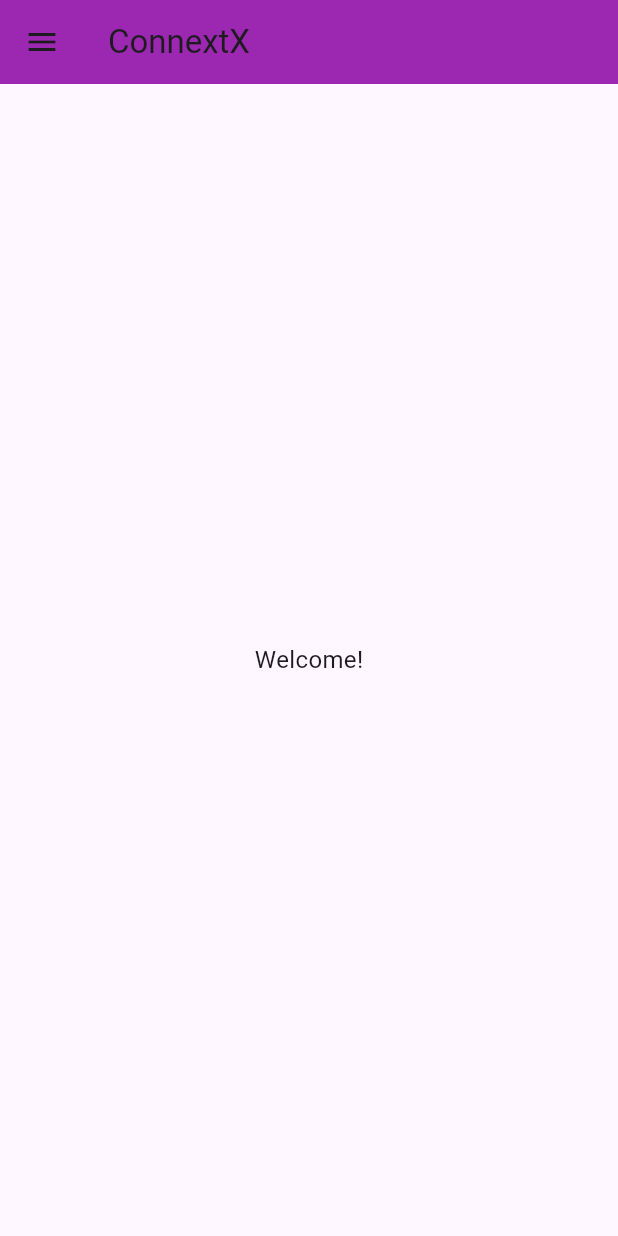
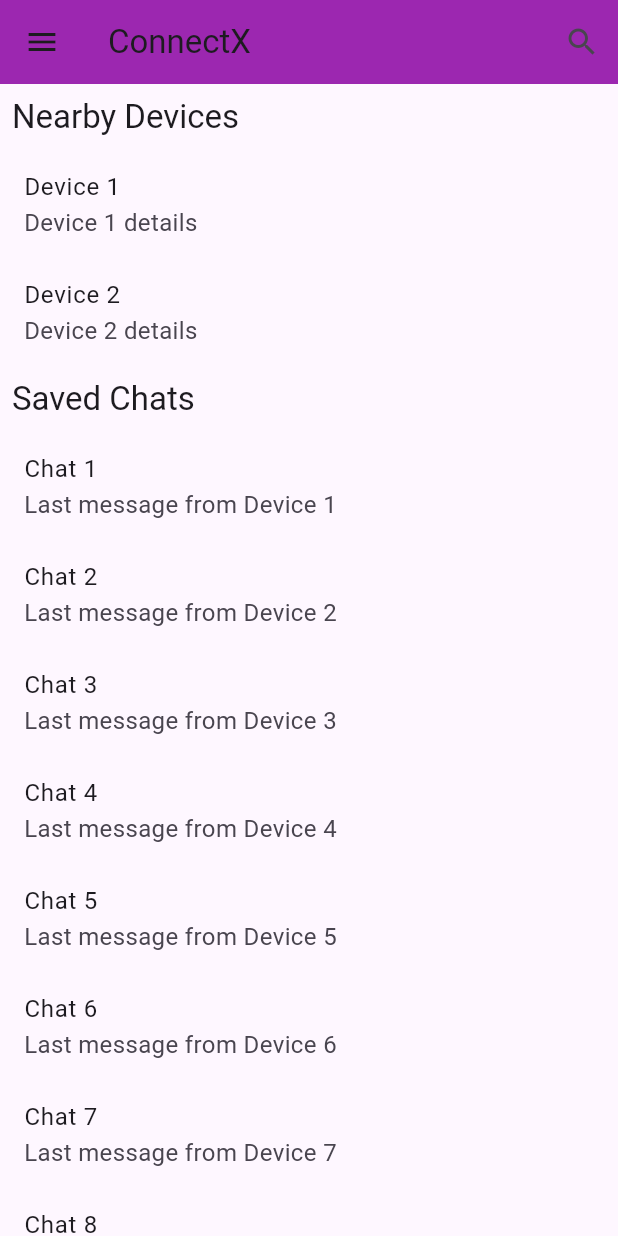
Before and after one commit to Socrates310/test_app, a Flutter app: the MyHomePage screen opened directly, on a phone screen of 412 x 824 dp. Run offline on Flutter 3.47's test engine with Material 3 defaults, Android fonts, the phone set to English and light mode, and no system bars; our stand-ins replace device_info_plus, logger, shared_preferences; accounts and stored records are empty.

Commit message:
Added devices list,search icon

```diff
--- a/lib/main.dart
+++ b/lib/main.dart
@@ -31,7 +31,7 @@ class MyApp extends StatelessWidget {
           bodyMedium: TextStyle(fontSize: 16, fontFamily: 'Roboto'),
         ),
       ),
-      home: isFirstTime ? const FirstTimeLoginPage() : const MyHomePage(title: 'ConnextX'), // No need for userName here
+      home: isFirstTime ? const FirstTimeLoginPage() : const MyHomePage(title: 'ConnectX'), // No need for userName here
     );
   }
 }
--- /dev/null
+++ b/lib/models/device_data.dart
@@ -0,0 +1,29 @@
+// device_data.dart
+
+class Device {
+  final String name;
+  final String details;
+
+  Device({required this.name, required this.details});
+}
+
+class DeviceData {
+  static List<Device> getNearbyDevices() {
+    // In a real-world scenario, you would fetch this data from an API or local database
+    return [
+      Device(name: 'Device 1', details: 'Device 1 details'),
+      Device(name: 'Device 2', details: 'Device 2 details'),
+    ];
+  }
+
+  static List<Device> getSavedChats() {
+    // Simulating saved chats from stored data (you could fetch this from SharedPreferences or an API)
+    return List.generate(
+      20,
+          (index) => Device(
+        name: 'Chat ${index + 1}',
+        details: 'Last message from Device ${index + 1}',
+      ),
+    );
+  }
+}
--- a/lib/screens/homepage.dart
+++ b/lib/screens/homepage.dart
@@ -1,20 +1,175 @@
 import 'package:flutter/material.dart';
 import 'package:test_app/widgets/drawer.dart'; // Import custom drawer
+import 'package:test_app/models/device_data.dart'; // Import the Device data file
 
-class MyHomePage extends StatelessWidget {
+class MyHomePage extends StatefulWidget {
   final String title;
 
   const MyHomePage({super.key, required this.title});
 
   @override
+  MyHomePageState createState() => MyHomePageState();
+}
+
+class MyHomePageState extends State<MyHomePage> {
+  List<Device> nearbyDevices = [];
+  List<Device> savedChats = [];
+  List<Device> filteredDevices = [];
+  final TextEditingController _searchController = TextEditingController();
+
+  @override
+  void initState() {
+    super.initState();
+    // Initialize data from DeviceData
+    nearbyDevices = DeviceData.getNearbyDevices();
+    savedChats = DeviceData.getSavedChats();
+    filteredDevices = nearbyDevices; // Initially show all nearby devices
+
+    // Listen to changes in search text
+    _searchController.addListener(_filterDevices);
+  }
+
+  // Method to filter devices based on search query
+  void _filterDevices() {
+    // Delay setState to avoid calling it during the build process
+    WidgetsBinding.instance.addPostFrameCallback((_) {
+      setState(() {
+        filteredDevices = nearbyDevices.where((device) {
+          return device.name.toLowerCase().contains(_searchController.text.toLowerCase());
+        }).toList();
+      });
+    });
+  }
+
+  @override
+  void dispose() {
+    _searchController.dispose();
+    super.dispose();
+  }
+
+  @override
   Widget build(BuildContext context) {
     return Scaffold(
       appBar: AppBar(
-        title: Text(title),
+        title: Text(widget.title),
+        actions: [
+          IconButton(
+            icon: const Icon(Icons.search),
+            onPressed: () {
+              showSearch(
+                context: context,
+                delegate: DeviceSearchDelegate(devices: nearbyDevices),
+              );
+            },
+          ),
+        ],
       ),
-      body: Center(child: const Text('Welcome!')), // Simplified welcome text
+      body: SingleChildScrollView( // Make the body scrollable
+        child: Column(
+          crossAxisAlignment: CrossAxisAlignment.start,
+          children: [
+            // Nearby Devices heading
+            Padding(
+              padding: const EdgeInsets.all(8.0),
+              child: Text(
+                'Nearby Devices',
+                style: Theme.of(context).textTheme.titleLarge, // Use titleLarge instead of headline6
+              ),
+            ),
+            // List of filtered nearby devices
+            ...filteredDevices.map((device) {
+              return ListTile(
+                title: Text(device.name),
+                subtitle: Text(device.details),
+              );
+            }),
+
+            // Saved Chats heading
+            Padding(
+              padding: const EdgeInsets.all(8.0),
+              child: Text(
+                'Saved Chats',
+                style: Theme.of(context).textTheme.titleLarge, // Use titleLarge instead of headline6
+              ),
+            ),
+            // List of saved chats
+            ...savedChats.map((device) {
+              return ListTile(
+                title: Text(device.name),
+                subtitle: Text(device.details),
+              );
+            }),
+          ],
+        ),
+      ),
       drawer: const CustomDrawer(), // CustomDrawer handles the username change
       drawerEdgeDragWidth: MediaQuery.of(context).size.width * 0.3, // Set swipe range to 30% of the screen width
     );
   }
 }
+
+class DeviceSearchDelegate extends SearchDelegate {
+  final List<Device> devices;
+
+  DeviceSearchDelegate({required this.devices});
+
+  @override
+  List<Widget> buildActions(BuildContext context) {
+    return [
+      IconButton(
+        icon: const Icon(Icons.clear),
+        onPressed: () {
+          query = '';
+        },
+      ),
+    ];
+  }
+
+  @override
+  Widget buildLeading(BuildContext context) {
+    return IconButton(
+      icon: const Icon(Icons.arrow_back),
+      onPressed: () {
+        close(context, null);
+      },
+    );
+  }
+
+  @override
+  Widget buildResults(BuildContext context) {
+    final filteredDevices = devices.where((device) {
+      return device.name.toLowerCase().contains(query.toLowerCase());
+    }).toList();
+
+    if (filteredDevices.isEmpty) {
+      return Center(child: Text('No devices found'));
+    }
+
+    return ListView.builder(
+      itemCount: filteredDevices.length,
+      itemBuilder: (context, index) {
+        return ListTile(
+          title: Text(filteredDevices[index].name),
+          subtitle: Text(filteredDevices[index].details),
+        );
+      },
+    );
+  }
+
+  @override
+  Widget buildSuggestions(BuildContext context) {
+    final filteredDevices = devices.where((device) {
+      return device.name.toLowerCase().contains(query.toLowerCase());
+    }).toList();
+
+    return ListView.builder(
+      itemCount: filteredDevices.length,
+      itemBuilder: (context, index) {
+        return ListTile(
+          title: Text(filteredDevices[index].name),
+          subtitle: Text(filteredDevices[index].details),
+        );
+      },
+    );
+  }
+}
--- a/pubspec.yaml
+++ b/pubspec.yaml
@@ -2,7 +2,7 @@ name: test_app
 description: "A new Flutter project."
 publish_to: 'none'
 
-version: 0.8.0+22
+version: 0.10.0+24
 
 environment:
   sdk: ^3.6.0
```
